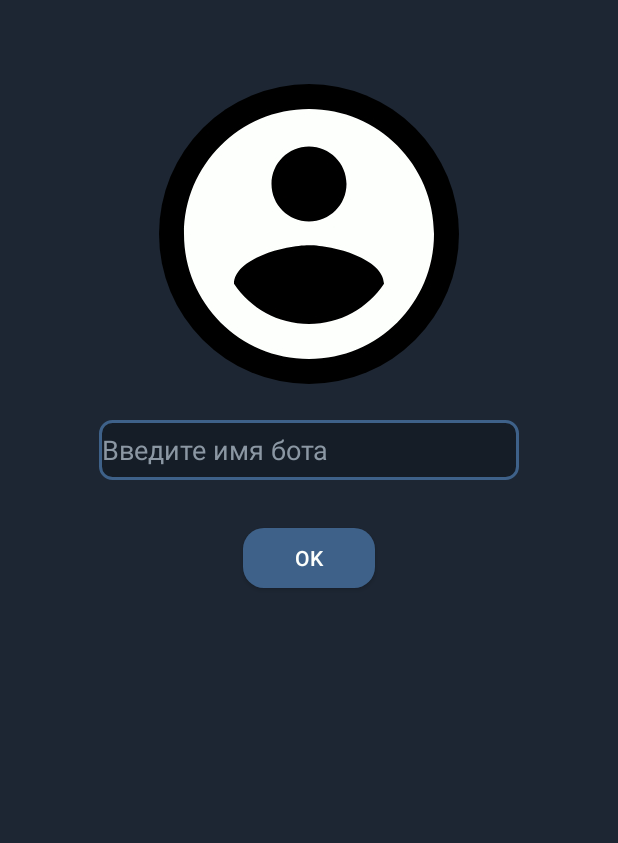
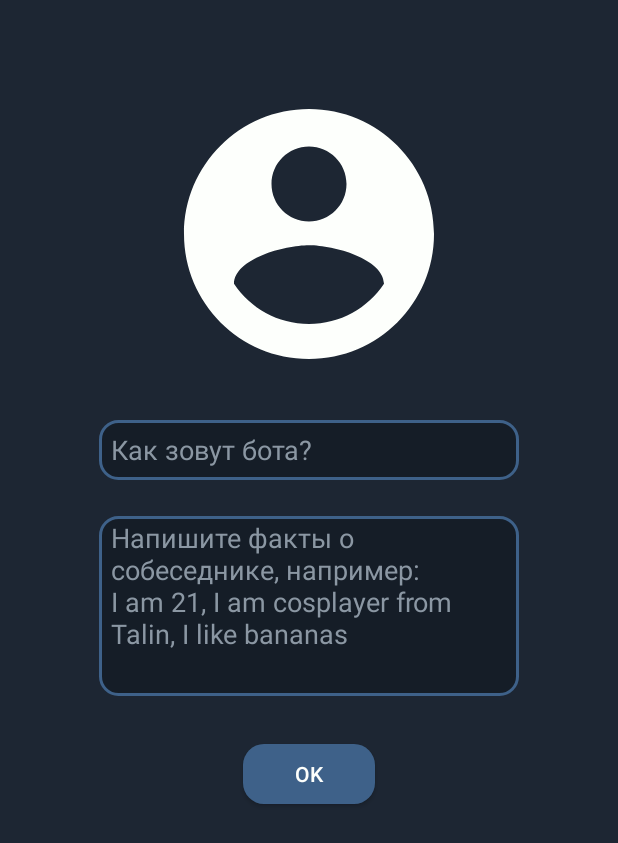
Before and after one commit to chernybro/NeuralPuskin, an Android app: the screen it shows after launch (SetContactActivity), after a tap on an icon or button, on a phone screen of 412 x 824 dp. Shown: the top 843 px of the screen. Run offline under Robolectric (Android 15) with nearby library versions, the phone set to English and light mode, and no system bars; our stand-ins replace CircleImageView, Room's generated code; pictures from the network do not load.

Commit message:
crash after edit removed

```diff
--- a/app/src/main/java/com/uralsiberianworks/neuralpushkin/SetContactActivity.java
+++ b/app/src/main/java/com/uralsiberianworks/neuralpushkin/SetContactActivity.java
@@ -37,6 +37,7 @@
     private static final String TAG = "AddContactActivity";
     private ImageView editImage;
     private EditText etContactName;
+    private EditText etContactFacts;
     private Button addButton;
     private String imagePath;
     private NeuralDatabase db;
@@ -49,6 +50,7 @@
 
         editImage = findViewById(R.id.edit_contact_image);
         etContactName = findViewById(R.id.et_name_contact);
+        etContactFacts = findViewById(R.id.et_facts_contact);
         addButton = findViewById(R.id.add_contact_btn);
 
         String id;
@@ -57,7 +59,7 @@
             id = arguments.get("contact_edit").toString();
             if (!id.equals("0")) {
                 Contact contact = db.getContactDao().getContact(id);
-                String path = contact.getImagePath();
+                /*String path = contact.getImagePath();
                 if (!path.equals(Uri.parse("android.resource://" + R.class.getPackage().getName() + "/" + R.drawable.push6).toString())) {
                     File imgFile = new File(path);
 
@@ -69,14 +71,15 @@
                         imgFile = null;
                         myBitmap = null;
                     }
-                } else saveImage();
+                } else saveImage(); */
                 etContactName.setText(contact.getName());
+                etContactFacts.setText(contact.getContactFacts().substring(6 + contact.getName().length()));
                 imageListener();
                 addContactButtonListener(contact);
             }
         } else {
 
-            saveImage();
+            //saveImage();
 
             setListeners();
         }
@@ -90,15 +93,16 @@
         addContactButtonListener();
     }
 
-    private void addContactButtonListener() { addButton.setOnClickListener(view -> { if (!etContactName.getText().equals("")) { setNewContact(); } }); }
+    private void addContactButtonListener() { addButton.setOnClickListener(view -> { if (!etContactName.getText().equals("") && !etContactFacts.getText().equals("")) { setNewContact(); } }); }
 
     private void addContactButtonListener(Contact contact) {
-        addButton.setOnClickListener(view -> { if (!etContactName.getText().equals("")) { updateContact(contact); } });
+        addButton.setOnClickListener(view -> { if (!etContactName.getText().equals("") && !etContactFacts.getText().equals("")) { updateContact(contact); } });
     }
 
     private void updateContact(Contact contact) {
         int lastNameLength = contact.getName().length();
         contact.setName(etContactName.getText().toString());
+        contact.setContactFacts(etContactFacts.getText().toString());
         contact.setImagePath(imagePath);
         db.getContactDao().update(contact);
 
@@ -113,11 +117,13 @@
     }
 
     private void setNewContact() {
-        if (!TextUtils.isEmpty(etContactName.getText().toString())) {
+        if (!TextUtils.isEmpty(etContactName.getText().toString()) && !TextUtils.isEmpty(etContactFacts.getText().toString())) {
 
 
             Contact contact = new Contact();
             contact.setName(etContactName.getText().toString());
+            contact.setContactFacts("I am " + etContactName.getText().toString() + "," + etContactFacts.getText().toString());
+            Log.d(TAG, "setNewContact: " + contact.getContactFacts());
             contact.setContactID(UUID.randomUUID().toString());
             contact.setImagePath(imagePath);
             db.getContactDao().insert(contact);
@@ -145,21 +151,21 @@
 
 
     private void imageListener() {
-        editImage.setOnClickListener(view -> {
+        /*editImage.setOnClickListener(view -> {
             Intent intent = new Intent();
             intent.setType("image/*");
             intent.setAction(Intent.ACTION_GET_CONTENT);
             startActivityForResult(Intent.createChooser(intent, "Select Picture"), PICK_IMAGE);
-        });
+        });*/
     }
 
     @Override
     public void onActivityResult(int requestCode, int resultCode, Intent data) {
         super.onActivityResult(requestCode, resultCode, data);
-        if (requestCode == PICK_IMAGE) {
+        /*if (requestCode == PICK_IMAGE) {
             saveImage(data);
             Toast.makeText(getApplicationContext(), "image saved", Toast.LENGTH_SHORT).show();
-        }
+        }*/
     }
 
     private void saveImage(Intent data){
--- a/app/src/main/java/com/uralsiberianworks/neuralpushkin/chatsRoom/ChatsAdapter.java
+++ b/app/src/main/java/com/uralsiberianworks/neuralpushkin/chatsRoom/ChatsAdapter.java
@@ -35,7 +35,7 @@
         db = ((NeuralApp) context.getApplicationContext()).getDb();
         this.mArrayList = db.getChatDao().getAllChats();
         notifyDataSetChanged();
-        createPushkin();
+        //createPushkin();
     }
 
     private void createPushkin() {
@@ -86,7 +86,7 @@
 
         viewHolder.tvName.setText(mArrayList.get(position).getSender());
 
-        String recipientImagePath = mArrayList.get(position).getImagePath();
+        /*String recipientImagePath = mArrayList.get(position).getImagePath();
 
         if (!mArrayList.get(position).getChatID().equals("push")) {
              File imgFile = new File(recipientImagePath);
@@ -100,7 +100,7 @@
             }
             imgFile = null;
 
-        }
+        }*/
 
         viewHolder.tvLastChat.setText(mArrayList.get(position).getLastMessage());
 
--- a/app/src/main/java/com/uralsiberianworks/neuralpushkin/contactsRoom/ContactAdapter.java
+++ b/app/src/main/java/com/uralsiberianworks/neuralpushkin/contactsRoom/ContactAdapter.java
@@ -64,7 +64,7 @@
     public void onBindViewHolder(ContactAdapter.ViewHolder viewHolder, int position) {
 
         viewHolder.tvName.setText(mArrayList.get(position).getName());
-        String recipientImagePath = mArrayList.get(position).getImagePath();
+        /*String recipientImagePath = mArrayList.get(position).getImagePath();
         if (!mArrayList.get(position).getContactID().equals("push")) {
             File imgFile = new File(recipientImagePath);
 
@@ -77,7 +77,7 @@
                 myBitmap = null;
                 recipientImagePath = null;
             }
-        }
+        }*/
 
         String id = mArrayList.get(position).getContactID();
 
--- a/app/src/main/java/com/uralsiberianworks/neuralpushkin/conversationRoom/Conversation.java
+++ b/app/src/main/java/com/uralsiberianworks/neuralpushkin/conversationRoom/Conversation.java
@@ -71,14 +71,14 @@
         TextView nameTab = findViewById(R.id.name_tab);
         nameTab.setText(contact.getName());
         ImageView imgTab = findViewById(R.id.img_tab);
-        File imgFile = new File(recipientImagePath);
+        /*File imgFile = new File(recipientImagePath);
 
         if(imgFile.exists()){
 
             Bitmap myBitmap = BitmapFactory.decodeFile(imgFile.getAbsolutePath());
 
             imgTab.setImageBitmap(myBitmap);
-        }
+        }*/
 
         LinearLayoutManager layoutManager = new LinearLayoutManager(this);
         layoutManager.setOrientation(LinearLayoutManager.VERTICAL);
@@ -118,7 +118,7 @@
     private void setBotMessage(List<Message> data, String id, String enteredText, Message typingMessage) {
         String[] s = db.getMessageDao().getAllHistory(chatID).toArray(new String[0]);
         Log.d(TAG, "setBotMessage: s = " + Arrays.toString(s));
-        Call<BotResponse> call = pushkinApi.getBotResponse(new BotRequestBody(s, enteredText, 10));
+        Call<BotResponse> call = pushkinApi.getBotResponse(new BotRequestBody(s, db.getContactDao().getContact(chatID).getContactFacts(), 10));
         Log.d(TAG, "setBotMessage: " + call.request());
         Log.d(TAG, "setBotMessage: " + call.request().headers().get("candnum"));
 
--- a/app/src/main/java/com/uralsiberianworks/neuralpushkin/conversationRoom/ConversationAdapter.java
+++ b/app/src/main/java/com/uralsiberianworks/neuralpushkin/conversationRoom/ConversationAdapter.java
@@ -68,14 +68,14 @@
                 View v2 = inflater.inflate(R.layout.layout_holder_you, viewGroup, false);
                 ImageView imageView = v2.findViewById(R.id.recipient_img);
 
-                File imgFile = new File(recipientImagePath);
+                /*File imgFile = new File(recipientImagePath);
 
                 if(imgFile.exists()){
 
                     Bitmap myBitmap = BitmapFactory.decodeFile(imgFile.getAbsolutePath());
 
                     imageView.setImageBitmap(myBitmap);
-                }
+                }*/
                 viewHolder = new HolderMessageView(v2);
                 break;
             case ME:
--- a/app/src/main/res/drawable/rounded_shape.xml
+++ b/app/src/main/res/drawable/rounded_shape.xml
@@ -10,5 +10,5 @@
         android:right="2dp"
         android:bottom="2dp"/>
 
-    <corners android:radius="8dp" />
+    <corners android:radius="12dp" />
 </shape>
--- a/app/src/main/res/layout/activity_add_contact.xml
+++ b/app/src/main/res/layout/activity_add_contact.xml
@@ -13,8 +13,6 @@
         android:layout_marginTop="56dp"
         android:id="@+id/edit_contact_image"/>
 
-
-
     <EditText
         android:background="@drawable/rounded_shape"
         android:id="@+id/et_name_contact"
@@ -23,9 +21,24 @@
         android:layout_height="40dp"
         android:inputType="textPersonName"
         android:hint="@string/enter_name_hint"
+        android:paddingStart="8dp"
         android:maxLength="25"
         android:textColor="@color/almost_white"
         android:layout_below="@id/edit_contact_image"
+        android:layout_centerHorizontal="true"
+        android:layout_marginTop="24dp"/>
+
+    <EditText
+        android:background="@drawable/rounded_shape"
+        android:id="@+id/et_facts_contact"
+        android:textColorHint="@color/grey"
+        android:layout_width="280dp"
+        android:layout_height="120dp"
+        android:hint="@string/enter_facts_hint"
+        android:paddingStart="8dp"
+        android:gravity="top"
+        android:textColor="@color/almost_white"
+        android:layout_below="@id/et_name_contact"
         android:layout_centerHorizontal="true"
         android:layout_marginTop="24dp"/>
 
@@ -33,13 +46,11 @@
         android:id="@+id/add_contact_btn"
         android:layout_width="wrap_content"
         android:layout_height="40dp"
-        android:layout_below="@id/et_name_contact"
+        android:layout_below="@id/et_facts_contact"
         android:layout_centerHorizontal="true"
         android:background="@drawable/bg_chat_me"
         android:textColor="@color/almost_white"
         android:text="@string/add_contact_btn"
         android:layout_marginTop="32dp"/>
 
-
-
 </RelativeLayout>
--- a/app/src/main/res/layout/activity_main.xml
+++ b/app/src/main/res/layout/activity_main.xml
@@ -31,6 +31,7 @@
 
         <com.google.android.material.navigation.NavigationView
             android:id="@+id/nav_view_bottom"
+            android:isScrollContainer="false"
             android:layout_width="280dp"
             android:layout_height="150dp"
             android:background="@color/chat_blue"
--- a/app/src/main/res/layout/content_conversation.xml
+++ b/app/src/main/res/layout/content_conversation.xml
@@ -23,7 +23,7 @@
             android:layout_height="40dp"
             android:layout_alignParentStart="true"
             android:layout_centerVertical="true"
-            android:src="@drawable/push6" />
+            android:src="@drawable/ic_baseline_account_circle_24" />
 
         <TextView
             android:id="@+id/name_tab"
--- a/app/src/main/res/layout/layout_holder_you.xml
+++ b/app/src/main/res/layout/layout_holder_you.xml
@@ -16,7 +16,7 @@
             android:id="@+id/recipient_img"
             android:layout_width="40dp"
             android:layout_height="40dp"
-            android:src="@drawable/push6"
+            android:src="@drawable/ic_baseline_account_circle_24"
             android:layout_marginEnd="10dp"/>
         <TextView
             android:id="@+id/tv_chat_text"
--- a/app/src/main/res/layout/list_item_chat.xml
+++ b/app/src/main/res/layout/list_item_chat.xml
@@ -10,7 +10,7 @@
         android:id="@+id/rl_photo"
         android:layout_width="60dp"
         android:layout_height="60dp"
-        android:src="@drawable/push6"
+        android:src="@drawable/ic_baseline_account_circle_24"
         android:layout_centerVertical="true"
         android:layout_marginLeft="10dp"
         android:layout_marginRight="10dp"
--- a/app/src/main/res/layout/list_item_contact.xml
+++ b/app/src/main/res/layout/list_item_contact.xml
@@ -10,7 +10,7 @@
         android:layout_centerVertical="true"
         android:layout_marginLeft="10dp"
         android:layout_marginRight="10dp"
-        android:src="@drawable/push6"/>
+        android:src="@drawable/ic_baseline_account_circle_24"/>
     <LinearLayout
         android:layout_width="wrap_content"
         android:layout_height="90dp"
--- a/app/src/main/res/values/strings.xml
+++ b/app/src/main/res/values/strings.xml
@@ -4,7 +4,7 @@
 
     <string name="navigation_drawer_open">Open navigation drawer</string>
     <string name="navigation_drawer_close">Close navigation drawer</string>
-    <string name="enter_name_hint">Введите имя бота</string>
+    <string name="enter_name_hint">Как зовут бота?</string>
     <string name="name">NAME</string>
     <string name="send_btn">SEND</string>
     <string name="message_hint">Enter your message</string>
@@ -19,4 +19,5 @@
     <string name="add_contact_btn">OK</string>
     <string name="default_chat_name">Name Surname</string>
     <string name="nav_app_name">NeuralPushkin</string>
+    <string name="enter_facts_hint">Напишите факты о собеседнике, например:\nI am 21, I am cosplayer from Talin, I like bananas</string>
 </resources>
```
Also changed, not shown: app/src/main/java/com/uralsiberianworks/neuralpushkin/database/Contact.java (+11 -1 lines).
